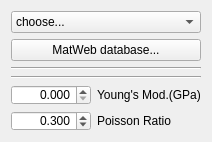
Before: the Qt Designer form src/Mod/Fem/MechanicalMaterial.ui in berndhahnebach/All_FreeCAD, drawn with Qt 5.
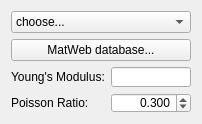
After: the same form once the commit is applied. Custom widgets are drawn as their Qt base class.

Commit message: First tests of using InputField via Python

What changed in the file:
```diff
--- a/src/Mod/Fem/MechanicalMaterial.ui
+++ b/src/Mod/Fem/MechanicalMaterial.ui
@@ -6,8 +6,8 @@
    <rect>
     <x>0</x>
     <y>0</y>
-    <width>196</width>
-    <height>142</height>
+    <width>188</width>
+    <height>124</height>
    </rect>
   </property>
   <property name="windowTitle">
@@ -34,27 +34,17 @@
      </item>
     </layout>
    </item>
-   <item>
-    <widget class="Line" name="line_2">
-     <property name="orientation">
-      <enum>Qt::Horizontal</enum>
-     </property>
-    </widget>
-   </item>
    <item>
     <layout class="QFormLayout" name="formLayout">
-     <property name="fieldGrowthPolicy">
-      <enum>QFormLayout::AllNonFixedFieldsGrow</enum>
-     </property>
-     <item row="0" column="0" colspan="2">
-      <widget class="Line" name="line">
-       <property name="orientation">
-        <enum>Qt::Horizontal</enum>
+     <item row="0" column="0">
+      <widget class="QLabel" name="label_6">
+       <property name="text">
+        <string>Young's Modulus:</string>
        </property>
       </widget>
      </item>
-     <item row="1" column="0">
-      <widget class="QDoubleSpinBox" name="spinBox_young_modulus">
+     <item row="0" column="1">
+      <widget class="Gui::InputField" name="spinBox_young_modulus">
        <property name="sizePolicy">
         <sizepolicy hsizetype="Fixed" vsizetype="Fixed">
          <horstretch>0</horstretch>
@@ -70,28 +60,31 @@
        <property name="alignment">
         <set>Qt::AlignRight|Qt::AlignTrailing|Qt::AlignVCenter</set>
        </property>
-       <property name="decimals">
+       <property name="unit" stdset="0">
+        <string>Pa</string>
+       </property>
+       <property name="decimals" stdset="0">
         <number>3</number>
        </property>
-       <property name="maximum">
+       <property name="maximum" stdset="0">
         <double>2000.000000000000000</double>
        </property>
-       <property name="singleStep">
+       <property name="singleStep" stdset="0">
         <double>2.000000000000000</double>
        </property>
-       <property name="value">
+       <property name="value" stdset="0">
         <double>0.000000000000000</double>
        </property>
       </widget>
      </item>
+     <item row="1" column="0">
+      <widget class="QLabel" name="label_7">
+       <property name="text">
+        <string>Poisson Ratio:</string>
+       </property>
+      </widget>
+     </item>
      <item row="1" column="1">
-      <widget class="QLabel" name="label_6">
-       <property name="text">
-        <string>Young's Mod.(GPa)</string>
-       </property>
-      </widget>
-     </item>
-     <item row="2" column="0">
       <widget class="QDoubleSpinBox" name="spinBox_poisson_ratio">
        <property name="sizePolicy">
         <sizepolicy hsizetype="Fixed" vsizetype="Fixed">
@@ -122,17 +115,17 @@
        </property>
       </widget>
      </item>
-     <item row="2" column="1">
-      <widget class="QLabel" name="label_7">
-       <property name="text">
-        <string>Poisson Ratio</string>
-       </property>
-      </widget>
-     </item>
     </layout>
    </item>
   </layout>
  </widget>
+ <customwidgets>
+  <customwidget>
+   <class>Gui::InputField</class>
+   <extends>QLineEdit</extends>
+   <header>Gui/InputField.h</header>
+  </customwidget>
+ </customwidgets>
  <resources/>
  <connections/>
 </ui>
```
The commit also changes 3 other files.
